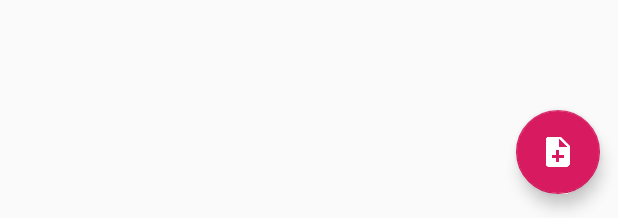
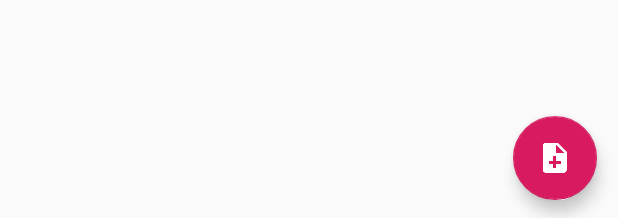
Before and after one commit to WuXuBaiYang/CloudTorrentMaster, an Android app: the layout view_main_content.xml on its own in the app's theme, with its tools: preview values and no code run, on a phone screen of 412 x 824 dp. Shown: the part 1015-1233 px from the top of the screen. Run offline under Robolectric (Android 15) with nearby library versions, the phone set to English and light mode, and no system bars; plain views replace JRecyclerView, NumberProgressBar, StatusBarView.

Commit message:
修复fab的显示问题

```diff
--- a/app/src/main/res/layout/view_main_content.xml
+++ b/app/src/main/res/layout/view_main_content.xml
@@ -2,13 +2,13 @@
 <androidx.coordinatorlayout.widget.CoordinatorLayout xmlns:android="http://schemas.android.com/apk/res/android"
     xmlns:app="http://schemas.android.com/apk/res-auto"
     xmlns:tools="http://schemas.android.com/tools"
+    android:id="@+id/content"
     android:layout_width="match_parent"
     android:layout_height="match_parent">
 
     <include layout="@layout/view_title" />
 
     <androidx.core.widget.NestedScrollView
-        android:id="@+id/nestedscrollview"
         android:layout_width="match_parent"
         android:layout_height="match_parent"
         app:layout_behavior="@string/appbar_scrolling_view_behavior">
@@ -311,9 +311,8 @@
         android:id="@+id/fab_main_add_task"
         android:layout_width="wrap_content"
         android:layout_height="wrap_content"
+        android:layout_gravity="bottom|end"
+        android:layout_margin="@dimen/default_margin"
         android:src="@drawable/ic_fab_add_task"
-        app:fabSize="normal"
-        app:layout_anchor="@+id/nestedscrollview"
-        app:layout_anchorGravity="bottom|end"
-        app:useCompatPadding="true" />
+        app:fabSize="normal" />
 </androidx.coordinatorlayout.widget.CoordinatorLayout>
```
Also changed, not shown: app/src/main/java/com/jtech/cloudtorrentmaster/view/activity/MainActivity.java (+7 -5 lines), app/src/main/res/layout/activity_server_select.xml (+3 -4 lines).
